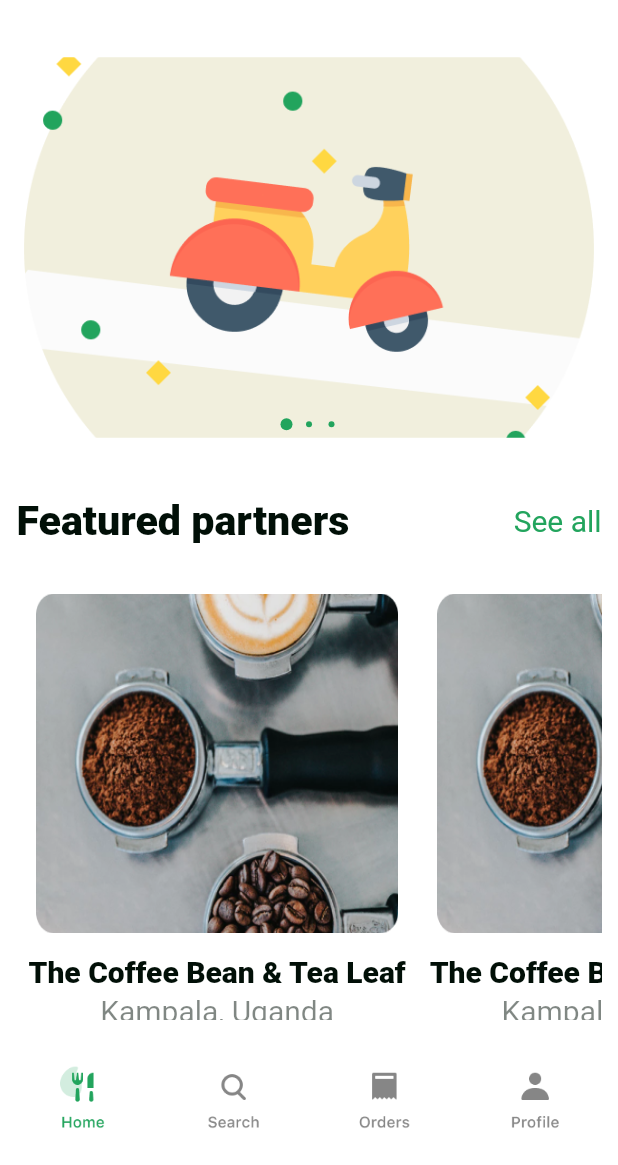
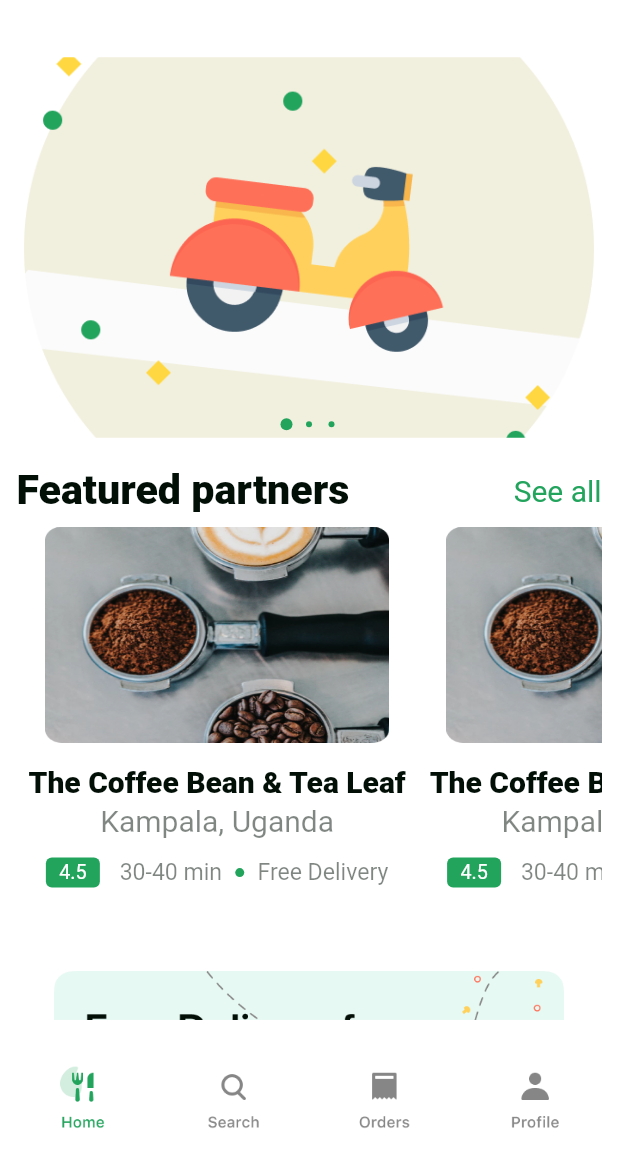
Before and after one commit to Teewhydot/foodly, a Flutter app: the screen it shows after launch, on a phone screen of 412 x 824 dp, the part 71-1236 px from its top. Run offline on Flutter 3.47's test engine with Material 2 defaults, Android fonts, the phone set to English and light mode, and no system bars; drawn by our look-alikes of carousel_pro; our stand-ins replace expandable, flutter_screenutil, font_awesome_flutter, introduction_screen, page_transition, smooth_page_indicator and 1 more.

Commit message:
Fixed UI overflow issue with Expanded widgets

```diff
--- a/lib/models/featured_partners.dart
+++ b/lib/models/featured_partners.dart
@@ -48,7 +48,8 @@ class FeaturedPartnerWidget extends StatelessWidget {
       padding: const EdgeInsets.all(8.0),
       child: Column(
         children: [
-          GestureDetector(
+          Expanded(
+            child: GestureDetector(
               onTap: () {
                 Navigator.push(
                     context,
@@ -67,6 +68,10 @@ class FeaturedPartnerWidget extends StatelessWidget {
                 width: width.w,
               ),
             ),
+          ),
+          Expanded(
+            child: Column(
+              children: [
                 addVerticalSpacing(14),
                 Text(name, style: kTitleTextStyle),
                 addVerticalSpacing(3),
@@ -100,6 +105,9 @@ class FeaturedPartnerWidget extends StatelessWidget {
                     Text(deliveryFee,
                         style: kDescTextStyle.copyWith(fontSize: 14.sp)),
                   ],
+                ),
+              ],
+            ),
           )
         ],
       ),
--- a/lib/screens/bottom_navigation_pages/home.dart
+++ b/lib/screens/bottom_navigation_pages/home.dart
@@ -215,7 +215,7 @@ class HomeBody extends StatelessWidget {
           addVerticalSpacing(24),
           const CarouselSliderWidget(
               Assets.imagesA1, Assets.imagesA2, Assets.imagesA3),
-          addVerticalSpacing(34),
+          addVerticalSpacing(14),
           Row(
             mainAxisAlignment: MainAxisAlignment.spaceBetween,
             crossAxisAlignment: CrossAxisAlignment.center,
@@ -243,9 +243,7 @@ class HomeBody extends StatelessWidget {
               ),
             ],
           ),
-          addVerticalSpacing(24),
           FeaturedPartners(featuredPartners: featuredPartners),
-          addVerticalSpacing(34),
           SizedBox(
             width: 335.w,
             height: 170.h,
@@ -405,13 +403,13 @@ class FeaturedPartners extends StatelessWidget {
   @override
   Widget build(BuildContext context) {
     return SizedBox(
-      height: 320.h,
+      height: 300.h,
       child: ListView.builder(
         key: const PageStorageKey('featured-partners'),
         itemCount: featuredPartners.length,
         itemBuilder: (context, index) {
           return FeaturedPartnerWidget(
-            width: 200.0.w,
+            width: 190.w,
             height: 220.0.h,
             image: featuredPartners[index].image,
             name: featuredPartners[index].name,
```
Lines whose indentation alone changed are shown as unchanged.
